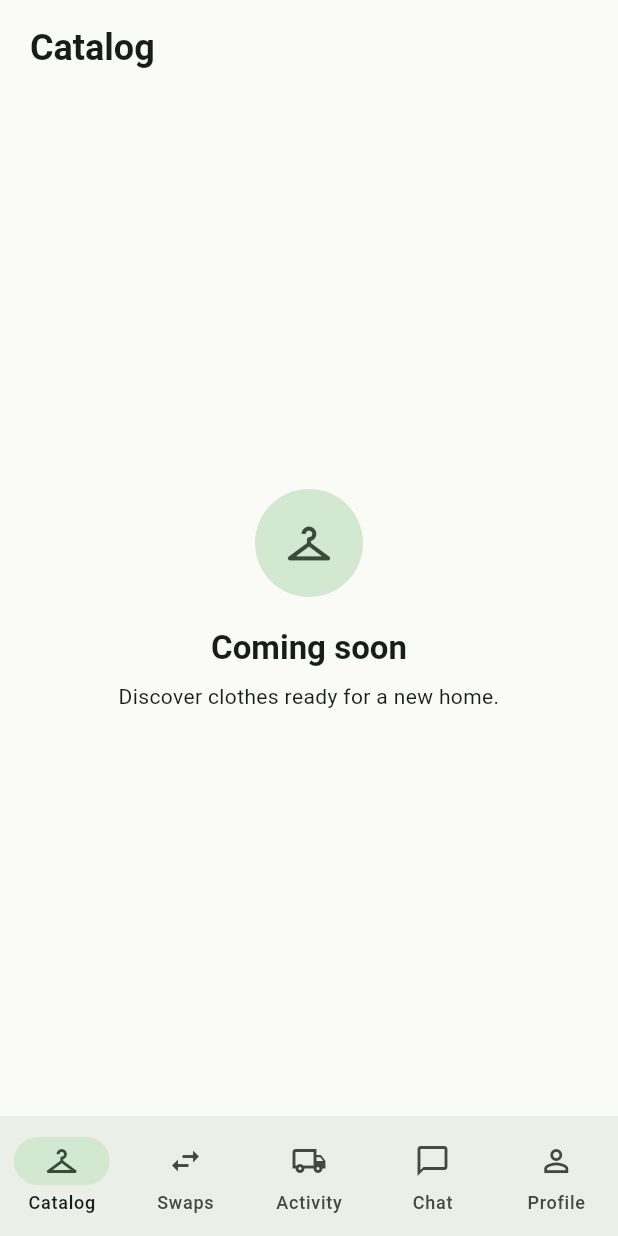
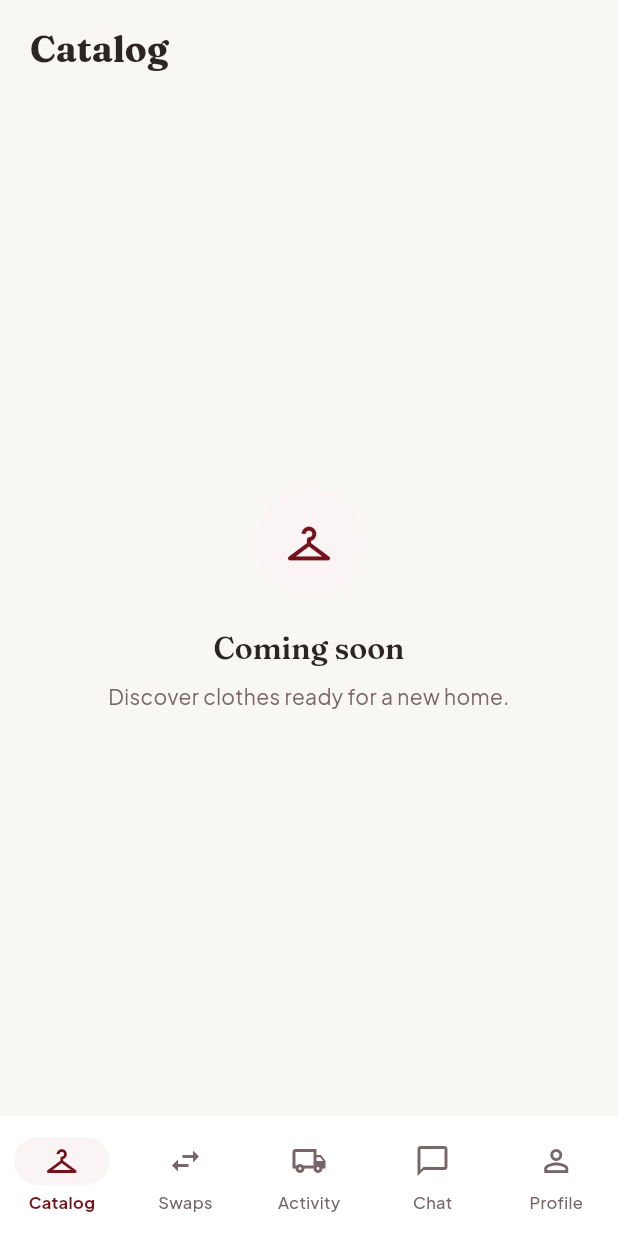
Before and after one commit to F12-PBP/swapify-mobile, a Flutter app: the screen it shows after launch, on a phone screen of 412 x 824 dp. Run offline on Flutter 3.47's test engine with Material 3 defaults, Android fonts, the phone set to English and light mode, and no system bars.

Commit message:
feat: apply website design system to mobile

```diff
--- a/lib/main.dart
+++ b/lib/main.dart
@@ -1,6 +1,7 @@
 import 'package:flutter/material.dart';
 
 import 'screens/navigation_shell.dart';
+import 'theme/app_theme.dart';
 
 void main() => runApp(const SwapifyApp());
 
@@ -9,15 +10,10 @@ class SwapifyApp extends StatelessWidget {
 
   @override
   Widget build(BuildContext context) {
-    const seed = Color(0xFF495C4A);
     return MaterialApp(
       title: 'Swapify',
       debugShowCheckedModeBanner: false,
-      theme: ThemeData(
-        colorScheme: ColorScheme.fromSeed(seedColor: seed),
-        scaffoldBackgroundColor: const Color(0xFFFAFAF6),
-        useMaterial3: true,
-      ),
+      theme: AppTheme.light,
       home: const NavigationShell(),
     );
   }
--- a/lib/screens/navigation_shell.dart
+++ b/lib/screens/navigation_shell.dart
@@ -5,6 +5,7 @@ import '../features/chat/chat_page.dart';
 import '../features/profile/profile_page.dart';
 import '../features/swaps/swaps_page.dart';
 import '../features/transactions/transactions_page.dart';
+import '../theme/app_theme.dart';
 
 class NavigationShell extends StatefulWidget {
   const NavigationShell({super.key});
@@ -30,7 +31,11 @@ class _NavigationShellState extends State<NavigationShell> {
       body: SafeArea(
         child: IndexedStack(index: _selectedIndex, children: _pages),
       ),
-      bottomNavigationBar: NavigationBar(
+      bottomNavigationBar: DecoratedBox(
+        decoration: const BoxDecoration(
+          border: Border(top: BorderSide(color: SwapifyColors.border)),
+        ),
+        child: NavigationBar(
           selectedIndex: _selectedIndex,
           onDestinationSelected: (index) =>
               setState(() => _selectedIndex = index),
@@ -62,6 +67,7 @@ class _NavigationShellState extends State<NavigationShell> {
             ),
           ],
         ),
+      ),
     );
   }
 }
--- /dev/null
+++ b/lib/theme/app_theme.dart
@@ -0,0 +1,94 @@
+import 'package:flutter/material.dart';
+
+abstract final class SwapifyColors {
+  static const primary = Color(0xFF73141D);
+  static const primaryLight = Color(0xFFFBF4F5);
+  static const secondary = Color(0xFF9E9766);
+  static const background = Color(0xFFF8F7F4);
+  static const surface = Color(0xFFFFFFFF);
+  static const border = Color(0xFFEDE8E8);
+  static const muted = Color(0xFF786567);
+  static const text = Color(0xFF2B2525);
+}
+
+abstract final class AppTheme {
+  static ThemeData get light {
+    const colorScheme = ColorScheme.light(
+      primary: SwapifyColors.primary,
+      onPrimary: SwapifyColors.surface,
+      primaryContainer: SwapifyColors.primaryLight,
+      onPrimaryContainer: SwapifyColors.primary,
+      secondary: SwapifyColors.secondary,
+      surface: SwapifyColors.surface,
+      onSurface: SwapifyColors.text,
+    );
+    final base = ThemeData.light(useMaterial3: true);
+    final textTheme = base.textTheme.apply(
+      fontFamily: 'PlusJakartaSans',
+      bodyColor: SwapifyColors.text,
+      displayColor: SwapifyColors.text,
+    );
+
+    return ThemeData(
+      useMaterial3: true,
+      colorScheme: colorScheme,
+      scaffoldBackgroundColor: SwapifyColors.background,
+      fontFamily: 'PlusJakartaSans',
+      textTheme: textTheme.copyWith(
+        headlineSmall: textTheme.headlineSmall?.copyWith(
+          fontFamily: 'Fraunces',
+          fontWeight: FontWeight.w600,
+          fontSize: 24,
+          height: 32 / 24,
+        ),
+        titleLarge: textTheme.titleLarge?.copyWith(
+          fontFamily: 'Fraunces',
+          fontSize: 20,
+          height: 28 / 20,
+        ),
+        bodyMedium: textTheme.bodyMedium?.copyWith(
+          fontSize: 14,
+          height: 20 / 14,
+          color: SwapifyColors.muted,
+        ),
+      ),
+      navigationBarTheme: NavigationBarThemeData(
+        backgroundColor: SwapifyColors.surface,
+        indicatorColor: SwapifyColors.primaryLight,
+        surfaceTintColor: Colors.transparent,
+        iconTheme: WidgetStateProperty.resolveWith(
+          (states) => IconThemeData(
+            color: states.contains(WidgetState.selected)
+                ? SwapifyColors.primary
+                : SwapifyColors.muted,
+          ),
+        ),
+        labelTextStyle: WidgetStateProperty.resolveWith(
+          (states) => TextStyle(
+            fontFamily: 'PlusJakartaSans',
+            fontSize: 11,
+            fontWeight: states.contains(WidgetState.selected)
+                ? FontWeight.w700
+                : FontWeight.w500,
+            color: states.contains(WidgetState.selected)
+                ? SwapifyColors.primary
+                : SwapifyColors.muted,
+          ),
+        ),
+      ),
+      outlinedButtonTheme: OutlinedButtonThemeData(
+        style: OutlinedButton.styleFrom(
+          foregroundColor: SwapifyColors.primary,
+          side: const BorderSide(color: SwapifyColors.primary, width: 1.6),
+          padding: const EdgeInsets.symmetric(horizontal: 20, vertical: 12),
+          shape: const StadiumBorder(),
+          textStyle: const TextStyle(
+            fontFamily: 'PlusJakartaSans',
+            fontSize: 14,
+            fontWeight: FontWeight.w600,
+          ),
+        ),
+      ),
+    );
+  }
+}
--- a/lib/widgets/placeholder_page.dart
+++ b/lib/widgets/placeholder_page.dart
@@ -45,11 +45,11 @@ class PlaceholderPage extends StatelessWidget {
                 children: [
                   CircleAvatar(
                     radius: 36,
-                    backgroundColor: theme.colorScheme.secondaryContainer,
+                    backgroundColor: theme.colorScheme.primaryContainer,
                     child: Icon(
                       icon,
                       size: 34,
-                      color: theme.colorScheme.onSecondaryContainer,
+                      color: theme.colorScheme.onPrimaryContainer,
                     ),
                   ),
                   const SizedBox(height: 20),
```
Also changed, not shown: pubspec.yaml (+8 -0 lines), assets/fonts/Fraunces.ttf (added), assets/fonts/PlusJakartaSans.ttf (added), 1 other file. Lines whose indentation alone changed are shown as unchanged.
